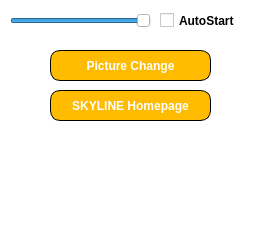
First picture: the form in src/setting.ui, repository baealex/Cally, before the edit.
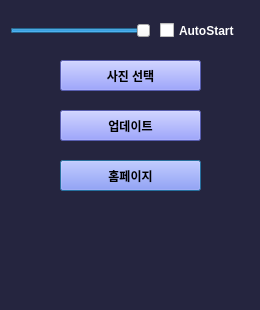
Second picture: the form after the edit. Icons and pictures are not drawn.

Patch:
```diff
--- a/src/setting.ui
+++ b/src/setting.ui
@@ -10,7 +10,7 @@
     <x>0</x>
     <y>0</y>
     <width>260</width>
-    <height>230</height>
+    <height>310</height>
    </rect>
   </property>
   <property name="sizePolicy">
@@ -22,7 +22,7 @@
   <property name="maximumSize">
    <size>
     <width>260</width>
-    <height>230</height>
+    <height>310</height>
    </size>
   </property>
   <property name="windowTitle">
@@ -33,7 +33,17 @@
     <normaloff>:/new/Icon/if__settings_80981.png</normaloff>:/new/Icon/if__settings_80981.png</iconset>
   </property>
   <property name="styleSheet">
-   <string notr="true">background : white;</string>
+   <string notr="true">QDialog {
+background-color: #25253f;
+}
+QPushButton {
+background: #7b84f7;
+color: #25253;
+font-weight:bold;
+}
+QCheckBox {
+color:#fff;
+}</string>
   </property>
   <property name="sizeGripEnabled">
    <bool>false</bool>
@@ -45,7 +55,7 @@
    <property name="geometry">
     <rect>
      <x>10</x>
-     <y>140</y>
+     <y>220</y>
      <width>241</width>
      <height>80</height>
     </rect>
@@ -76,7 +86,7 @@
    <property name="geometry">
     <rect>
      <x>10</x>
-     <y>10</y>
+     <y>20</y>
      <width>141</width>
      <height>22</height>
     </rect>
@@ -101,7 +111,7 @@
    <property name="geometry">
     <rect>
      <x>160</x>
-     <y>10</y>
+     <y>20</y>
      <width>91</width>
      <height>21</height>
     </rect>
@@ -122,55 +132,49 @@
   <widget class="QPushButton" name="pushButton">
    <property name="geometry">
     <rect>
-     <x>50</x>
-     <y>90</y>
-     <width>161</width>
+     <x>60</x>
+     <y>160</y>
+     <width>141</width>
      <height>31</height>
     </rect>
    </property>
-   <property name="font">
-    <font>
-     <weight>75</weight>
-     <bold>true</bold>
-    </font>
-   </property>
    <property name="styleSheet">
-    <string notr="true">QPushButton {
-     background-color: #FFBB00;
-	border: 1px solid black;
-     border-radius: 10px;
-	color: #FFF
-}</string>
+    <string notr="true"/>
    </property>
    <property name="text">
-    <string>SKYLINE Homepage</string>
+    <string>홈페이지</string>
    </property>
   </widget>
   <widget class="QPushButton" name="pushButton_3">
    <property name="geometry">
     <rect>
-     <x>50</x>
-     <y>50</y>
-     <width>161</width>
+     <x>60</x>
+     <y>60</y>
+     <width>141</width>
      <height>31</height>
     </rect>
    </property>
-   <property name="font">
-    <font>
-     <weight>75</weight>
-     <bold>true</bold>
-    </font>
+   <property name="styleSheet">
+    <string notr="true"/>
    </property>
+   <property name="text">
+    <string>사진 선택</string>
+   </property>
+  </widget>
+  <widget class="QPushButton" name="update_btn">
+   <property name="geometry">
+    <rect>
+     <x>60</x>
+     <y>110</y>
+     <width>141</width>
+     <height>31</height>
+    </rect>
+   </property>
    <property name="styleSheet">
-    <string notr="true">QPushButton {
-     background-color: #FFBB00;
-	border: 1px solid black;
-     border-radius: 10px;
-	color: #FFF
-}</string>
+    <string notr="true"/>
    </property>
    <property name="text">
-    <string>Picture Change</string>
+    <string>업데이트</string>
    </property>
   </widget>
  </widget>
```
Left out of the diff: 6 changed lines with no effect on the pictures.
